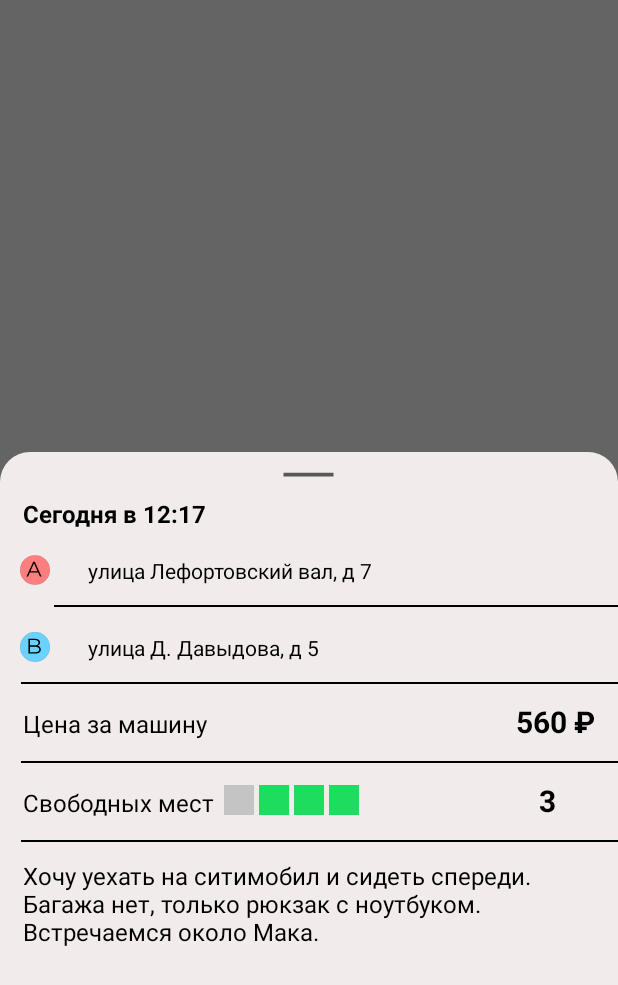
After one commit to vk-education/BLDJ, an Android app: the fragment BottomSheetInfoAds shown on its own in the app's theme, on a phone screen of 412 x 824 dp. The commit adds this screen. Shown: the top 985 px of the screen. Run offline under Robolectric (Android 15) with nearby library versions, the phone set to English and light mode, and no system bars.

Commit message:
две страницы информации

```diff
--- /dev/null
+++ b/app/src/main/java/com/bldj/project/BottomSheetInfoAds.kt
@@ -0,0 +1,22 @@
+package com.bldj.project
+
+import android.os.Bundle
+import android.view.LayoutInflater
+import android.view.View
+import android.view.ViewGroup
+import com.google.android.material.bottomsheet.BottomSheetDialogFragment
+
+
+class BottomSheetInfoAds : BottomSheetDialogFragment() {
+    override fun onCreate(savedInstanceState: Bundle?) {
+        super.onCreate(savedInstanceState)
+    }
+
+    override fun onCreateView(
+        inflater: LayoutInflater, container: ViewGroup?,
+        savedInstanceState: Bundle?
+    ): View? {
+        // Inflate the layout for this fragment
+        return inflater.inflate(R.layout.fragment_bottom_info_ads, container, false)
+    }
+}
--- /dev/null
+++ b/app/src/main/res/drawable/components_bottom_sheet_info.xml
@@ -0,0 +1,9 @@
+<?xml version="1.0" encoding="utf-8"?>
+<shape xmlns:android="http://schemas.android.com/apk/res/android"
+        android:shape="rectangle">
+    <corners
+            android:topRightRadius="20dp"
+            android:topLeftRadius="20dp" />
+    <solid android:color="@color/bottom_info_color" />
+    <stroke android:color="@color/text_default" />
+</shape>
--- a/app/src/main/res/drawable/ic_baseline_horizontal_rule_24.xml
+++ b/app/src/main/res/drawable/ic_baseline_horizontal_rule_24.xml
@@ -1,6 +1,6 @@
-<vector android:height="30dp" android:tint="#FFFFFF"
+<vector android:height="30dp" android:tint="@color/text_greyBlack"
     android:viewportHeight="24" android:viewportWidth="24"
     android:width="30dp" xmlns:android="http://schemas.android.com/apk/res/android">
-    <path android:fillColor="@android:color/white"
+    <path android:fillColor="@color/text_greyBlack"
         android:fillType="evenOdd" android:pathData="M4,11h16v2h-16z"/>
 </vector>
--- /dev/null
+++ b/app/src/main/res/layout/fragment_bottom_info_ads.xml
@@ -0,0 +1,171 @@
+<?xml version="1.0" encoding="utf-8"?>
+<LinearLayout android:background="@drawable/components_bottom_sheet_info"
+        android:id="@+id/infoTrip_bottom_sheet"
+        android:layout_height="match_parent"
+        android:layout_width="match_parent"
+        android:orientation="vertical"
+
+        app:layout_behavior="com.google.android.material.bottomsheet.BottomSheetBehavior"
+        tools:context=".BottomSheetInfoTripFragment"
+        xmlns:android="http://schemas.android.com/apk/res/android"
+        xmlns:app="http://schemas.android.com/apk/res-auto"
+        xmlns:tools="http://schemas.android.com/tools">
+    <ImageView
+            android:background="@drawable/ic_baseline_horizontal_rule_24"
+            android:layout_gravity="center|top"
+            android:layout_height="wrap_content"
+            android:layout_width="50dp"
+            android:scaleType="centerCrop"
+            />
+    <TextView
+            android:layout_height="wrap_content"
+            android:layout_width="193dp"
+            android:text="Сегодня в 12:17"
+            android:textColor="@color/text_default"
+            android:textSize="16dp"
+            android:layout_marginStart="15dp"
+            android:textStyle="bold"
+            />
+    <LinearLayout
+            android:layout_marginStart="10dp"
+            android:id="@+id/frame_way"
+            android:layout_height="100dp"
+            android:layout_width="match_parent"
+            android:orientation="vertical">
+        <TextView
+                android:layout_width="match_parent"
+                android:textColor="@color/text_default"
+                android:text="улица Лефортовский вал, д 7"
+                android:paddingTop="0dp"
+                android:gravity="center_vertical"
+                android:drawablePadding="25dp"
+                android:drawableStart="@drawable/ic_a_point"
+                android:layout_height="0dp"
+                android:layout_marginStart="3dp"
+                android:layout_marginTop="5dp"
+                android:layout_weight="1"
+                />
+        <View
+                android:layout_width="match_parent"
+                android:layout_marginTop="1dp"
+                android:layout_marginStart="26dp"
+                android:layout_height="1dp"
+                android:background="@color/text_default"/>
+        <TextView
+                android:layout_width="match_parent"
+                android:textColor="@color/text_default"
+                android:text="улица Д. Давыдова, д 5"
+                android:paddingTop="0dp"
+                android:gravity="center_vertical"
+                android:drawablePadding="25dp"
+                android:drawableStart="@drawable/ic_b_point"
+                android:layout_height="0dp"
+                android:layout_marginStart="3dp"
+                android:layout_marginTop="5dp"
+                android:layout_weight="1"
+                />
+
+
+    </LinearLayout>
+    <View
+            android:layout_width="match_parent"
+            android:layout_marginTop="1dp"
+            android:layout_marginStart="14dp"
+            android:layout_height="1dp"
+            android:background="@color/text_default"/>
+    <LinearLayout
+            android:layout_width="match_parent"
+            android:layout_height="wrap_content"
+            android:layout_marginStart="15dp"
+            android:layout_marginTop="11dp"
+            android:layout_marginBottom="11dp">
+        <TextView
+                android:layout_height="wrap_content"
+                android:layout_width="193dp"
+                android:text="Цена за машину"
+                android:textColor="@color/text_default"
+                android:textSize="16dp"
+                />
+
+        <TextView
+                android:layout_height="wrap_content"
+                android:layout_width="match_parent"
+                android:gravity="end"
+                android:text="560 ₽"
+                android:textColor="@color/text_default"
+                android:textSize="20dp"
+                android:textStyle="bold"
+                android:layout_marginEnd="15dp"/>
+    </LinearLayout>
+    <View
+            android:layout_width="match_parent"
+            android:layout_marginTop="1dp"
+            android:layout_marginStart="14dp"
+            android:layout_height="1dp"
+            android:background="@color/text_default"/>
+
+    <LinearLayout
+            android:layout_width="match_parent"
+            android:layout_height="wrap_content"
+            android:layout_marginStart="15dp"
+            android:layout_marginTop="11dp"
+            android:layout_marginBottom="11dp">
+
+        <TextView
+                android:layout_height="wrap_content"
+                android:layout_width="wrap_content"
+                android:text="Свободных мест"
+                android:textColor="@color/text_default"
+                android:textSize="16dp"
+                android:layout_marginEnd="6dp"/>
+        <View
+                android:layout_width="20dp"
+                android:layout_height="20dp"
+                android:background="#C4C4C4"
+                android:layout_gravity="center_vertical"
+                android:layout_marginEnd="3dp"/>
+        <View
+                android:layout_width="20dp"
+                android:layout_height="20dp"
+                android:background="#1CDD5E"
+                android:layout_gravity="center_vertical"
+                android:layout_marginEnd="3dp"/>
+        <View
+                android:layout_width="20dp"
+                android:layout_height="20dp"
+                android:background="#1CDD5E"
+                android:layout_gravity="center_vertical"
+                android:layout_marginEnd="3dp"/>
+        <View
+                android:layout_width="20dp"
+                android:layout_height="20dp"
+                android:background="#1CDD5E"
+                android:layout_gravity="center_vertical"
+                android:layout_marginEnd="3dp"/>
+
+        <TextView
+                android:layout_height="wrap_content"
+                android:layout_width="match_parent"
+                android:gravity="end"
+                android:text="3"
+                android:textColor="@color/text_default"
+                android:textSize="20dp"
+                android:textStyle="bold"
+                android:layout_marginEnd="41dp"/>
+    </LinearLayout>
+    <View
+            android:layout_width="match_parent"
+            android:layout_marginTop="1dp"
+            android:layout_marginStart="14dp"
+            android:layout_height="1dp"
+            android:background="@color/text_default"/>
+
+    <TextView
+            android:layout_height="251dp"
+            android:layout_marginStart="15dp"
+            android:layout_marginTop="11dp"
+            android:layout_width="382dp"
+            android:text="Хочу уехать на ситимобил и сидеть спереди. Багажа нет, только рюкзак с ноутбуком. Встречаемся около Мака."
+            android:textColor="@color/text_default"
+            android:textSize="16dp" />
+</LinearLayout>
--- a/app/src/main/res/values-night/colors.xml
+++ b/app/src/main/res/values-night/colors.xml
@@ -4,6 +4,7 @@
     <color name="text_default">#FFFFFF</color>
     <color name="text_greyBlack">#FFFFFF</color>
     <color name="exit_color">#CC4D4D</color>
+    <color name="bottom_info_color">#616161</color>
     <color name="purple_200">#FFBB86FC</color>
     <color name="purple_500">#FF6200EE</color>
     <color name="purple_700">#FF3700B3</color>
--- a/app/src/main/res/values/colors.xml
+++ b/app/src/main/res/values/colors.xml
@@ -4,6 +4,7 @@
     <color name="text_default">#000000</color>
     <color name="text_greyBlack">#595858</color>
     <color name="exit_color">#9C4A4A</color>
+    <color name="bottom_info_color">#F1EBEB</color>
     <color name="purple_200">#FFBB86FC</color>
     <color name="purple_500">#FF6200EE</color>
     <color name="purple_700">#FF3700B3</color>
@@ -12,4 +13,5 @@
     <color name="black">#FF000000</color>
     <color name="white">#FFFFFFFF</color>
 
+
 </resources>
```
Also changed, not shown: app/src/main/java/com/bldj/project/BottomSheetInfoTripFragment.kt (added, +22 -0 lines), app/src/main/res/layout/fragment_bottom_info_trip.xml (added, +129 -0 lines).
